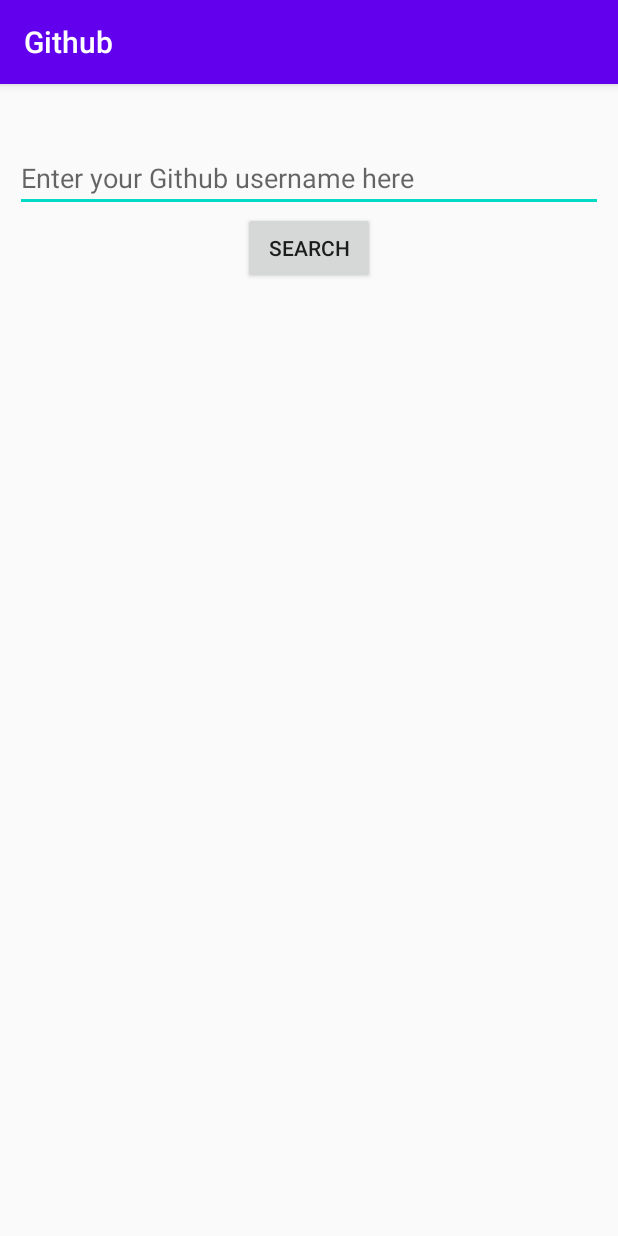
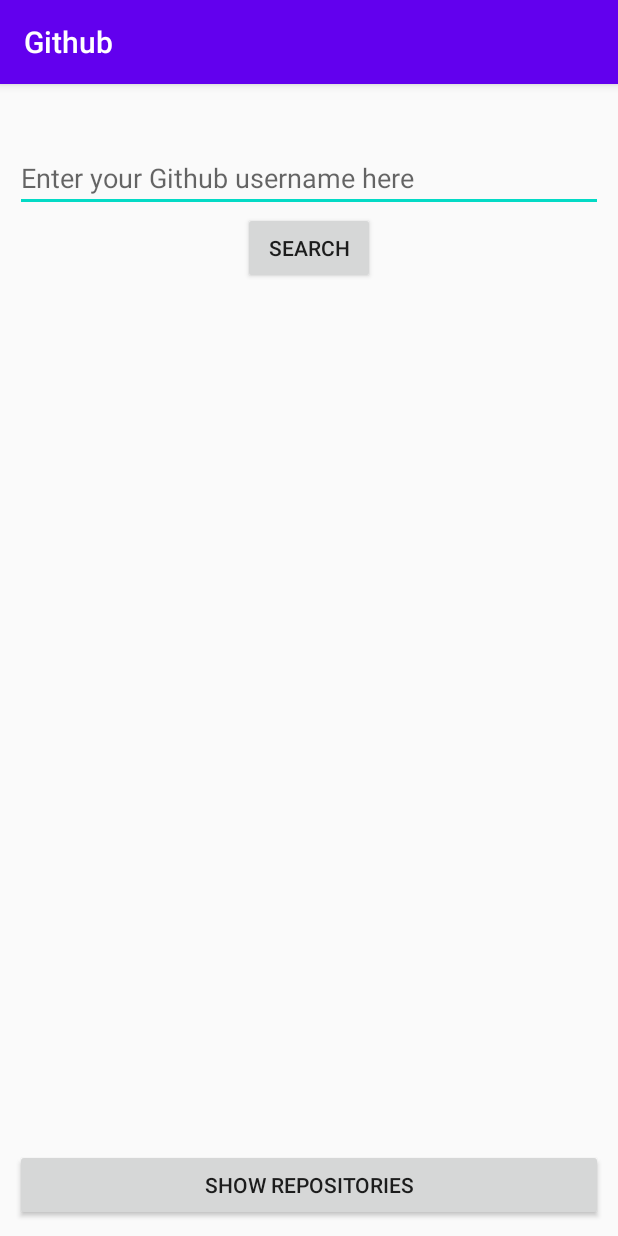
Before and after one commit to kunalmadan91/Github, an Android app: the screen it shows after launch (MainActivity), on a phone screen of 412 x 824 dp. Run offline under Robolectric (Android 15) with nearby library versions, the phone set to English and light mode, and no system bars; our stand-ins replace data binding; pictures from the network do not load; 2 statements that could not run were skipped.

Commit message:
added DetailFragment.kt and UI for main fragment

```diff
--- a/app/src/main/AndroidManifest.xml
+++ b/app/src/main/AndroidManifest.xml
@@ -1,6 +1,8 @@
 <?xml version="1.0" encoding="utf-8"?>
 <manifest xmlns:android="http://schemas.android.com/apk/res/android"
     package="com.kunalmadan.github">
+
+    <uses-permission android:name="android.permission.INTERNET" />
 
     <application
         android:allowBackup="true"
--- /dev/null
+++ b/app/src/main/java/com/kunalmadan/github/BindingAdapters.kt
@@ -0,0 +1,21 @@
+package com.kunalmadan.github
+
+import android.widget.ImageView
+import androidx.core.net.toUri
+import androidx.databinding.BindingAdapter
+import com.bumptech.glide.Glide
+import com.bumptech.glide.request.RequestOptions
+
+@BindingAdapter("imageUrl")
+fun bindImage(imgView: ImageView, imgUrl: String?) {
+    imgUrl?.let {
+        val imgUri = imgUrl.toUri().buildUpon().scheme("https").build()
+        Glide.with(imgView.context)
+            .load(imgUri)
+            .apply(
+                RequestOptions()
+                .placeholder(R.drawable.loading_animation)
+                .error(R.drawable.ic_broken_image))
+            .into(imgView)
+    }
+}
--- a/app/src/main/java/com/kunalmadan/github/detail/DetailViewModel.kt
+++ b/app/src/main/java/com/kunalmadan/github/detail/DetailViewModel.kt
@@ -3,5 +3,4 @@ package com.kunalmadan.github.detail
 import androidx.lifecycle.ViewModel
 
 class DetailViewModel : ViewModel() {
-    // TODO: Implement the ViewModel
 }
--- a/app/src/main/java/com/kunalmadan/github/main/MainViewModel.kt
+++ b/app/src/main/java/com/kunalmadan/github/main/MainViewModel.kt
@@ -1,9 +1,17 @@
 package com.kunalmadan.github.main
 
+import android.util.Log
+import androidx.lifecycle.LiveData
+import androidx.lifecycle.MutableLiveData
 import androidx.lifecycle.ViewModel
+import com.kunalmadan.github.network.GithubApi
+import com.kunalmadan.github.network.User
 import kotlinx.coroutines.CoroutineScope
 import kotlinx.coroutines.Dispatchers
 import kotlinx.coroutines.Job
+import kotlinx.coroutines.launch
+
+enum class GithubApiStatus { LOADING, ERROR, DONE, EMPTY }
 
 class MainViewModel : ViewModel() {
 
@@ -11,10 +19,60 @@ class MainViewModel : ViewModel() {
 
     private val coroutineScope = CoroutineScope(viewModelJob + Dispatchers.Main)
 
+    private val _userInfo = MutableLiveData<User>()
 
+    val userInfo: LiveData<User>
+        get() = _userInfo
+
+    private val _status = MutableLiveData<GithubApiStatus>()
+
+    private var textEntered: String = ""
+
+    val status: LiveData<GithubApiStatus>
+        get() = _status
+
+
+    private val _enteredUserName = MutableLiveData<String>()
+
+    // The external immutable LiveData for the navigation property
+    val navigateToSelectedProperty: LiveData<String>
+        get() = _enteredUserName
+
+    fun onTextChanged(
+        s: CharSequence,
+        start: Int,
+        before: Int,
+        count: Int
+    ) {
+        textEntered = s.toString();
+    }
+
+    fun onSearchClicked(){
+        if(textEntered.isEmpty()){
+            _status.value = GithubApiStatus.EMPTY
+            return
+        }
+        coroutineScope.launch {
+            var data = GithubApi.retrofitService.getGithubProfile(textEntered)
+            try {
+                _status.value = GithubApiStatus.LOADING
+                val listResult = data.await()
+                _status.value = GithubApiStatus.DONE
+                _userInfo.value = listResult
+            } catch (e: Exception) {
+                _status.value = GithubApiStatus.ERROR
+                //_userInfo.value = User()
+            }
+        }
+    }
+
+    fun showRepositories() {
+        _enteredUserName.value = textEntered
+    }
 
     override fun onCleared() {
         super.onCleared()
+        viewModelJob.cancel()
     }
 
 }
--- /dev/null
+++ b/app/src/main/res/drawable/ic_broken_image.xml
@@ -0,0 +1,27 @@
+<!--
+  ~ Copyright 2018, The Android Open Source Project
+  ~
+  ~ Licensed under the Apache License, Version 2.0 (the "License");
+  ~ you may not use this file except in compliance with the License.
+  ~ You may obtain a copy of the License at
+  ~
+  ~     http://www.apache.org/licenses/LICENSE-2.0
+  ~
+  ~ Unless required by applicable law or agreed to in writing, software
+  ~ distributed under the License is distributed on an "AS IS" BASIS,
+  ~ WITHOUT WARRANTIES OR CONDITIONS OF ANY KIND, either express or implied.
+  ~ See the License for the specific language governing permissions and
+  ~ limitations under the License.
+  ~
+  -->
+
+<vector xmlns:android="http://schemas.android.com/apk/res/android"
+    android:width="24dp"
+    android:height="24dp"
+    android:tint="#A9A9AC"
+    android:viewportWidth="24.0"
+    android:viewportHeight="24.0">
+    <path
+        android:fillColor="#FF000000"
+        android:pathData="M21,5v6.59l-3,-3.01 -4,4.01 -4,-4 -4,4 -3,-3.01L3,5c0,-1.1 0.9,-2 2,-2h14c1.1,0 2,0.9 2,2zM18,11.42l3,3.01L21,19c0,1.1 -0.9,2 -2,2L5,21c-1.1,0 -2,-0.9 -2,-2v-6.58l3,2.99 4,-4 4,4 4,-3.99z" />
+</vector>
--- /dev/null
+++ b/app/src/main/res/drawable/loading_animation.xml
@@ -0,0 +1,6 @@
+<?xml version="1.0" encoding="utf-8"?>
+
+<animated-rotate xmlns:android="http://schemas.android.com/apk/res/android"
+    android:drawable="@drawable/loading_img"
+    android:pivotX="50%"
+    android:pivotY="50%" />
--- /dev/null
+++ b/app/src/main/res/drawable/loading_img.xml
@@ -0,0 +1,39 @@
+<vector android:height="24dp" android:viewportHeight="72"
+    android:viewportWidth="72" android:width="24dp" xmlns:android="http://schemas.android.com/apk/res/android">
+    <path android:fillColor="#cccccf"
+        android:pathData="M36.06,28.92L36.06,32.18"
+        android:strokeColor="#e7e7e7" android:strokeLineCap="round" android:strokeWidth="1"/>
+    <path android:fillColor="#c8c8cc"
+        android:pathData="M39.45,29.88L37.82,32.71"
+        android:strokeColor="#cacaca" android:strokeLineCap="round" android:strokeWidth="1"/>
+    <path android:fillColor="#bbbbbe"
+        android:pathData="M42.12,32.32L39.3,33.95"
+        android:strokeColor="#cdcdcd" android:strokeLineCap="round" android:strokeWidth="1"/>
+    <path android:fillColor="#b2b2b7"
+        android:pathData="M39.8,35.98L43.06,35.98"
+        android:strokeColor="#cbcbcb" android:strokeLineCap="round" android:strokeWidth="1"/>
+    <path android:fillColor="#d0d0d4"
+        android:pathData="M32.77,29.99L34.4,32.81"
+        android:strokeColor="#ededed" android:strokeLineCap="round" android:strokeWidth="1"/>
+    <path android:fillColor="#949497"
+        android:pathData="M30.1,32.42L32.92,34.05"
+        android:strokeColor="#525252" android:strokeLineCap="round" android:strokeWidth="1"/>
+    <path android:fillColor="#97979b"
+        android:pathData="M32.42,35.98L29.16,35.98"
+        android:strokeColor="#6e6e6e" android:strokeLineCap="round" android:strokeWidth="1"/>
+    <path android:fillColor="#a8a8ac"
+        android:pathData="M36.06,43.08L36.06,39.82"
+        android:strokeColor="#a0a0a0" android:strokeLineCap="round" android:strokeWidth="1"/>
+    <path android:fillColor="#cacaca"
+        android:pathData="M39.7,41.99L38.07,39.16"
+        android:strokeColor="#cacaca" android:strokeLineCap="round" android:strokeWidth="1"/>
+    <path android:fillColor="#b6b6ba"
+        android:pathData="M42.19,39.4L39.37,37.77"
+        android:strokeColor="#ccc" android:strokeLineCap="round" android:strokeWidth="1"/>
+    <path android:fillColor="#a1a1a5"
+        android:pathData="M32.46,41.98L34.09,39.16"
+        android:strokeColor="#909090" android:strokeLineCap="round" android:strokeWidth="1"/>
+    <path android:fillColor="#9d9da0"
+        android:pathData="M29.85,39.4L32.67,37.77"
+        android:strokeColor="#7a7a7a" android:strokeLineCap="round" android:strokeWidth="1"/>
+</vector>
--- a/app/src/main/res/layout/detail_fragment.xml
+++ b/app/src/main/res/layout/detail_fragment.xml
@@ -1,5 +1,6 @@
 <?xml version="1.0" encoding="utf-8"?>
-<FrameLayout xmlns:android="http://schemas.android.com/apk/res/android"
+<FrameLayout
+    xmlns:android="http://schemas.android.com/apk/res/android"
     xmlns:tools="http://schemas.android.com/tools"
     android:layout_width="match_parent"
     android:layout_height="match_parent"
--- a/app/src/main/res/layout/main_fragment.xml
+++ b/app/src/main/res/layout/main_fragment.xml
@@ -2,6 +2,7 @@
 <layout xmlns:android="http://schemas.android.com/apk/res/android"
     xmlns:app="http://schemas.android.com/apk/res-auto"
     xmlns:tools="http://schemas.android.com/tools">
+
     <data>
         <variable
             name="viewModel"
@@ -17,6 +18,7 @@
 
 
         <RelativeLayout
+            android:id="@+id/search_layout"
             android:layout_width="wrap_content"
             android:layout_height="wrap_content"
             android:layout_centerHorizontal="true"
@@ -25,21 +27,67 @@
 
             <EditText
                 android:id="@+id/text_repo"
+                android:layout_width="match_parent"
                 android:layout_height="wrap_content"
-            android:layout_width="match_parent"
+                android:hint="@string/enter_your_github_username_here"
                 android:inputType="text"
-            android:hint="Enter your Github username here" />
+                android:onTextChanged="@{viewModel.onTextChanged}" />
 
             <Button
                 android:layout_width="wrap_content"
                 android:layout_height="wrap_content"
                 android:layout_below="@+id/text_repo"
                 android:layout_centerHorizontal="true"
-            android:text="SEARCH"/>
+                android:onClick="@{() -> viewModel.onSearchClicked()}"
+                android:text="SEARCH" />
         </RelativeLayout>
+
+        <RelativeLayout
+            android:id="@+id/data_layout"
+            android:layout_width="match_parent"
+            android:layout_height="match_parent"
+            android:layout_below="@+id/search_layout"
+            android:layout_centerHorizontal="true">
+
+            <TextView
+                android:id="@+id/name"
+                android:layout_width="match_parent"
+                android:layout_height="wrap_content"
+                android:gravity="center"
+                android:padding="10dp"
+                android:text="@{viewModel.userInfo.name}"
+                tools:text="hello" />
+
+            <TextView
+                android:id="@+id/company"
+                android:layout_width="match_parent"
+                android:layout_height="wrap_content"
+                android:layout_below="@id/name"
+                android:gravity="center"
+                android:padding="10dp"
+                android:text="@{viewModel.userInfo.company}"
+                tools:text="hello" />
+            <Button
+                android:id="@+id/button_repositories"
+                android:layout_alignParentBottom="true"
+                android:layout_width="match_parent"
+                android:layout_height="wrap_content"
+                android:text="SHOW REPOSITORIES"/>
+
+            <ImageView
+                android:id="@+id/main_photo_image"
+                android:layout_width="wrap_content"
+                android:layout_height="wrap_content"
+                android:layout_below="@id/company"
+                android:scaleType="centerCrop"
+                app:imageUrl="@{viewModel.userInfo.avatar_url}"
+                tools:src="@tools:sample/backgrounds/scenic" />
 
 
 
         </RelativeLayout>
 
+
+    </RelativeLayout>
+
 </layout>
--- a/app/src/main/res/values/strings.xml
+++ b/app/src/main/res/values/strings.xml
@@ -1,3 +1,4 @@
 <resources>
     <string name="app_name">Github</string>
+    <string name="enter_your_github_username_here">Enter your Github username here</string>
 </resources>
```
Also changed, not shown: app/build.gradle (+8 -1 lines), app/src/main/java/com/kunalmadan/github/detail/DetailFragment.kt (+2 -5 lines), app/src/main/java/com/kunalmadan/github/main/MainFragment.kt (+54 -1 lines), app/src/main/java/com/kunalmadan/github/network/GithubApiService.kt (+10 -5 lines), app/src/main/java/com/kunalmadan/github/network/User.kt (+32 -32 lines). Lines whose indentation alone changed are shown as unchanged.
